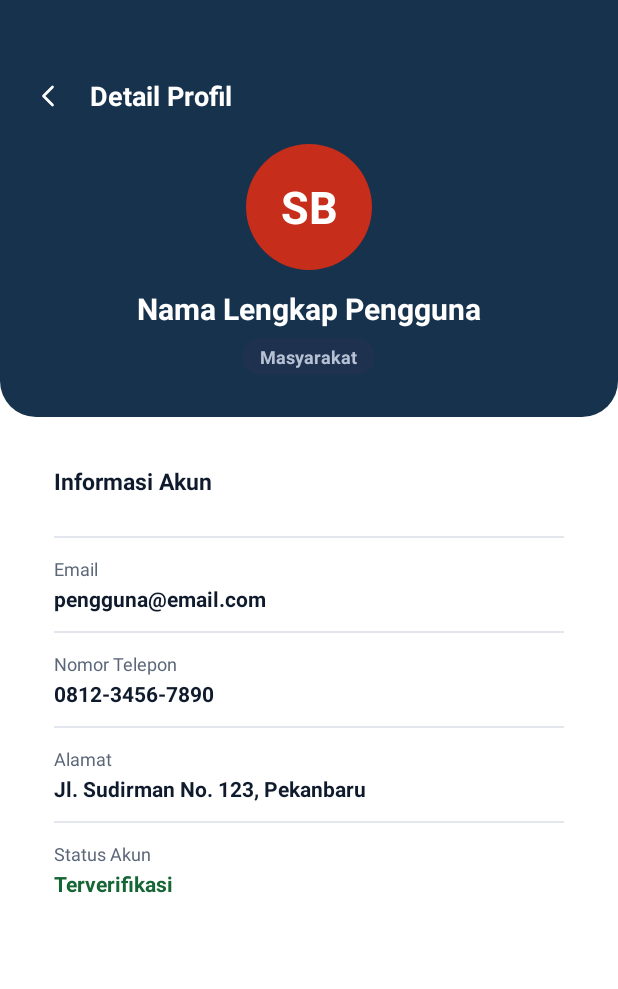
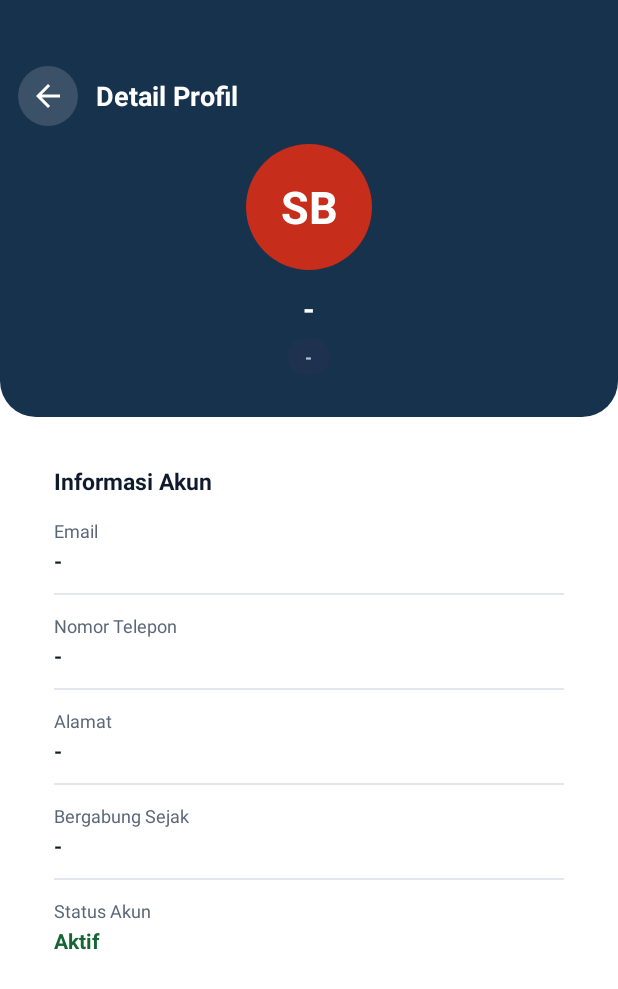
Before and after one commit to nashwaisn-ux/SiagaBencana, an Android app: the layout activity_detail_profil.xml on its own in the app's theme, with its tools: preview values and no code run, on a phone screen of 412 x 824 dp. Shown: the top 989 px of the screen. Run offline under Robolectric (Android 15) with nearby library versions, the phone set to English and light mode, and no system bars; network calls fail.

Commit message:
notifikasi ui

```diff
--- a/app/src/main/AndroidManifest.xml
+++ b/app/src/main/AndroidManifest.xml
@@ -75,6 +75,11 @@
             android:screenOrientation="portrait" />
 
         <activity
+            android:name=".DetailProfilActivity"
+            android:exported="false"
+            android:screenOrientation="portrait" />
+
+        <activity
             android:name=".RegistrasiActivity"
             android:exported="false"
             android:screenOrientation="portrait" />
--- a/app/src/main/java/com/example/siagabencana/model/Models.kt
+++ b/app/src/main/java/com/example/siagabencana/model/Models.kt
@@ -26,7 +26,9 @@ data class User(
     val role: String? = null,
     val no_hp: String? = null,
     val alamat: String? = null,
-    val foto_url: String? = null
+    val foto_url: String? = null,
+    val spesialisasi: String? = null,
+    val created_at: String? = null
 )
 
 data class AuthData(
--- a/app/src/main/res/drawable/ic_lun.xml
+++ b/app/src/main/res/drawable/ic_lun.xml
@@ -1,4 +1,3 @@
-
 <?xml version="1.0" encoding="utf-8"?>
 <layer-list xmlns:android="http://schemas.android.com/apk/res/android">
 
--- a/app/src/main/res/layout/fragment_detail_profil.xml
+++ b/app/src/main/res/layout/activity_detail_profil.xml
@@ -1,12 +1,12 @@
 <?xml version="1.0" encoding="utf-8"?>
 <ScrollView xmlns:android="http://schemas.android.com/apk/res/android"
-    xmlns:app="http://schemas.android.com/apk/res/auto"
+    xmlns:app="http://schemas.android.com/apk/res-auto"
     xmlns:tools="http://schemas.android.com/tools"
     android:layout_width="match_parent"
     android:layout_height="match_parent"
     android:background="@color/white"
     android:fillViewport="true"
-    tools:context=".ui.DetailProfilFragment">
+    tools:context=".DetailProfilActivity">
 
     <LinearLayout
         android:layout_width="match_parent"
@@ -35,16 +35,16 @@
                     android:id="@+id/btnKembaliDetailProfil"
                     android:layout_width="40dp"
                     android:layout_height="40dp"
-                    android:background="?attr/selectableItemBackgroundBorderless"
+                    android:background="@drawable/bg_circle_translucent"
                     android:contentDescription="Kembali"
-                    android:src="@drawable/ic_chevron_right"
-                    android:rotation="180"
+                    android:padding="10dp"
+                    android:src="@drawable/ic_arrow_back"
                     app:tint="@color/white" />
 
                 <TextView
                     android:layout_width="0dp"
                     android:layout_height="wrap_content"
-                    android:layout_marginStart="8dp"
+                    android:layout_marginStart="12dp"
                     android:layout_weight="1"
                     android:text="Detail Profil"
                     android:textColor="@color/white"
@@ -59,6 +59,9 @@
                 android:gravity="center_horizontal"
                 android:orientation="vertical">
 
+                <!-- TextView inisial berada DI BAWAH, ImageView foto DI ATAS.
+                     ImageView sengaja TANPA background agar inisial tetap
+                     terlihat jika foto gagal dimuat. -->
                 <FrameLayout
                     android:layout_width="84dp"
                     android:layout_height="84dp">
@@ -78,7 +81,6 @@
                         android:id="@+id/imgDetailAvatar"
                         android:layout_width="84dp"
                         android:layout_height="84dp"
-                        android:background="@drawable/bg_circle_red"
                         android:contentDescription="Foto Profil"
                         android:scaleType="centerCrop"
                         android:visibility="gone" />
@@ -89,7 +91,7 @@
                     android:layout_width="wrap_content"
                     android:layout_height="wrap_content"
                     android:layout_marginTop="12dp"
-                    android:text="Nama Lengkap Pengguna"
+                    android:text="-"
                     android:textColor="@color/white"
                     android:textSize="20sp"
                     android:textStyle="bold" />
@@ -104,14 +106,14 @@
                     android:paddingTop="4dp"
                     android:paddingEnd="12dp"
                     android:paddingBottom="4dp"
-                    android:text="Masyarakat"
+                    android:text="-"
                     android:textColor="@color/siaga_on_navy_muted"
                     android:textSize="12sp"
                     android:textStyle="bold" />
             </LinearLayout>
         </LinearLayout>
 
-        <!-- Kartu Informasi Data Diri -->
+        <!-- Kartu Informasi Akun -->
         <com.google.android.material.card.MaterialCardView
             style="@style/Widget.Siaga.Card"
             android:layout_width="match_parent"
@@ -136,28 +138,11 @@
                     android:textSize="15sp"
                     android:textStyle="bold" />
 
-                <!-- NIK -->
+                <!-- Email -->
                 <LinearLayout
                     android:layout_width="match_parent"
                     android:layout_height="wrap_content"
                     android:layout_marginTop="14dp"
-                    android:orientation="vertical">
-
-
-
-                </LinearLayout>
-
-                <View
-                    android:layout_width="match_parent"
-                    android:layout_height="1dp"
-                    android:layout_marginTop="12dp"
-                    android:layout_marginBottom="12dp"
-                    android:background="@color/siaga_line" />
-
-                <!-- Email -->
-                <LinearLayout
-                    android:layout_width="match_parent"
-                    android:layout_height="wrap_content"
                     android:orientation="vertical">
 
                     <TextView
@@ -171,7 +156,7 @@
                         android:layout_width="match_parent"
                         android:layout_height="wrap_content"
                         android:layout_marginTop="2dp"
-                        android:text="pengguna@email.com"
+                        android:text="-"
                         android:textColor="@color/siaga_text"
                         android:textSize="14sp"
                         android:textStyle="bold" />
@@ -201,7 +186,7 @@
                         android:layout_width="match_parent"
                         android:layout_height="wrap_content"
                         android:layout_marginTop="2dp"
-                        android:text="0812-3456-7890"
+                        android:text="-"
                         android:textColor="@color/siaga_text"
                         android:textSize="14sp"
                         android:textStyle="bold" />
@@ -214,13 +199,14 @@
                     android:layout_marginBottom="12dp"
                     android:background="@color/siaga_line" />
 
-                <!-- Alamat -->
+                <!-- Alamat (untuk relawan labelnya menjadi "Alamat / Posko") -->
                 <LinearLayout
                     android:layout_width="match_parent"
                     android:layout_height="wrap_content"
                     android:orientation="vertical">
 
                     <TextView
+                        android:id="@+id/tvLabelAlamat"
                         style="@style/SiagaCaption"
                         android:layout_width="wrap_content"
                         android:layout_height="wrap_content"
@@ -231,7 +217,39 @@
                         android:layout_width="match_parent"
                         android:layout_height="wrap_content"
                         android:layout_marginTop="2dp"
-                        android:text="Jl. Sudirman No. 123, Pekanbaru"
+                        android:text="-"
+                        android:textColor="@color/siaga_text"
+                        android:textSize="14sp"
+                        android:textStyle="bold" />
+                </LinearLayout>
+
+                <!-- Spesialisasi (hanya tampil untuk relawan yang punya data) -->
+                <LinearLayout
+                    android:id="@+id/layoutSpesialisasi"
+                    android:layout_width="match_parent"
+                    android:layout_height="wrap_content"
+                    android:orientation="vertical"
+                    android:visibility="gone">
+
+                    <View
+                        android:layout_width="match_parent"
+                        android:layout_height="1dp"
+                        android:layout_marginTop="12dp"
+                        android:layout_marginBottom="12dp"
+                        android:background="@color/siaga_line" />
+
+                    <TextView
+                        style="@style/SiagaCaption"
+                        android:layout_width="wrap_content"
+                        android:layout_height="wrap_content"
+                        android:text="Spesialisasi" />
+
+                    <TextView
+                        android:id="@+id/tvDetailSpesialisasi"
+                        android:layout_width="match_parent"
+                        android:layout_height="wrap_content"
+                        android:layout_marginTop="2dp"
+                        android:text="-"
                         android:textColor="@color/siaga_text"
                         android:textSize="14sp"
                         android:textStyle="bold" />
@@ -244,17 +262,40 @@
                     android:layout_marginBottom="12dp"
                     android:background="@color/siaga_line" />
 
-                <!-- Status Verifikasi Akun -->
+                <!-- Bergabung Sejak (dari kolom users.created_at) -->
                 <LinearLayout
                     android:layout_width="match_parent"
                     android:layout_height="wrap_content"
-                    android:gravity="center_vertical"
-                    android:orientation="horizontal">
+                    android:orientation="vertical">
 
+                    <TextView
+                        style="@style/SiagaCaption"
+                        android:layout_width="wrap_content"
+                        android:layout_height="wrap_content"
+                        android:text="Bergabung Sejak" />
+
+                    <TextView
+                        android:id="@+id/tvDetailBergabung"
+                        android:layout_width="match_parent"
+                        android:layout_height="wrap_content"
+                        android:layout_marginTop="2dp"
+                        android:text="-"
+                        android:textColor="@color/siaga_text"
+                        android:textSize="14sp"
+                        android:textStyle="bold" />
+                </LinearLayout>
+
+                <View
+                    android:layout_width="match_parent"
+                    android:layout_height="1dp"
+                    android:layout_marginTop="12dp"
+                    android:layout_marginBottom="12dp"
+                    android:background="@color/siaga_line" />
+
+                <!-- Status Akun -->
                 <LinearLayout
-                        android:layout_width="0dp"
+                    android:layout_width="match_parent"
                     android:layout_height="wrap_content"
-                        android:layout_weight="1"
                     android:orientation="vertical">
 
                     <TextView
@@ -268,13 +309,12 @@
                         android:layout_width="wrap_content"
                         android:layout_height="wrap_content"
                         android:layout_marginTop="2dp"
-                            android:text="Terverifikasi"
+                        android:text="Aktif"
                         android:textColor="@color/siaga_green"
                         android:textSize="14sp"
                         android:textStyle="bold" />
                 </LinearLayout>
             </LinearLayout>
-            </LinearLayout>
         </com.google.android.material.card.MaterialCardView>
     </LinearLayout>
 </ScrollView>
--- a/gradle.properties
+++ b/gradle.properties
@@ -6,7 +6,11 @@
 # http://www.gradle.org/docs/current/userguide/build_environment.html
 # Specifies the JVM arguments used for the daemon process.
 # The setting is particularly useful for tweaking memory settings.
-org.gradle.jvmargs=-Xmx2048m -Dfile.encoding=UTF-8
+org.gradle.jvmargs=-Xmx4096m -Dfile.encoding=UTF-8
+kotlin.daemon.jvmargs=-Xmx2048m
+
+BASE_URL=http://10.0.2.2:8000/api/
+
 # When configured, Gradle will run in incubating parallel mode.
 # This option should only be used with decoupled projects. For more details, visit
 # https://developer.android.com/r/tools/gradle-multi-project-decoupled-projects
```
Also changed, not shown: app/src/main/java/com/example/siagabencana/DetailProfilActivity.kt (added, +127 -0 lines), app/src/main/java/com/example/siagabencana/DetailProfilFragment.kt (deleted, +0 -99 lines), app/src/main/java/com/example/siagabencana/LoginActivity.kt (+2 -10 lines), app/src/main/java/com/example/siagabencana/Splash2Activity.kt (+1 -9 lines), app/src/main/java/com/example/siagabencana/UbahDataDiriActivity.kt (+23 -24 lines), app/src/main/java/com/example/siagabencana/data/SessionManager.kt (+24 -4 lines), 5 other files. Lines whose indentation alone changed are shown as unchanged.
